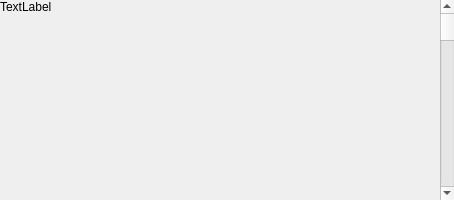
Before: the Qt Designer form ConsoleBlocks/src/Widgets/consoleWidget/ConsoleWidget.ui in HolmErik/ConsoleBlocks, drawn with Qt 5.
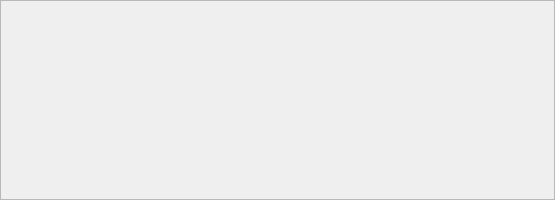
After: the same form once the commit is applied.

Patch:
```diff
--- a/ConsoleBlocks/src/Widgets/consoleWidget/ConsoleWidget.ui
+++ b/ConsoleBlocks/src/Widgets/consoleWidget/ConsoleWidget.ui
@@ -6,7 +6,7 @@
    <rect>
     <x>0</x>
     <y>0</y>
-    <width>454</width>
+    <width>555</width>
     <height>200</height>
    </rect>
   </property>
@@ -19,7 +19,7 @@
   <property name="windowTitle">
    <string>ConsoleWidget</string>
   </property>
-  <layout class="QHBoxLayout" name="horizontalLayout">
+  <layout class="QVBoxLayout" name="verticalLayout">
    <property name="spacing">
     <number>0</number>
    </property>
@@ -36,20 +36,32 @@
     <number>0</number>
    </property>
    <item>
+    <widget class="QScrollArea" name="scrollArea">
+     <property name="widgetResizable">
+      <bool>true</bool>
+     </property>
+     <widget class="QWidget" name="scrollAreaWidgetContents">
+      <property name="geometry">
+       <rect>
+        <x>0</x>
+        <y>0</y>
+        <width>553</width>
+        <height>198</height>
+       </rect>
+      </property>
+      <layout class="QHBoxLayout" name="horizontalLayout">
+       <item>
     <widget class="QLabel" name="console">
      <property name="text">
-      <string>TextLabel</string>
+          <string/>
      </property>
      <property name="alignment">
       <set>Qt::AlignLeading|Qt::AlignLeft|Qt::AlignTop</set>
      </property>
     </widget>
    </item>
-   <item>
-    <widget class="QScrollBar" name="verticalScrollBar">
-     <property name="orientation">
-      <enum>Qt::Vertical</enum>
-     </property>
+      </layout>
+     </widget>
     </widget>
    </item>
   </layout>
```
Lines whose indentation alone changed are shown as unchanged.
